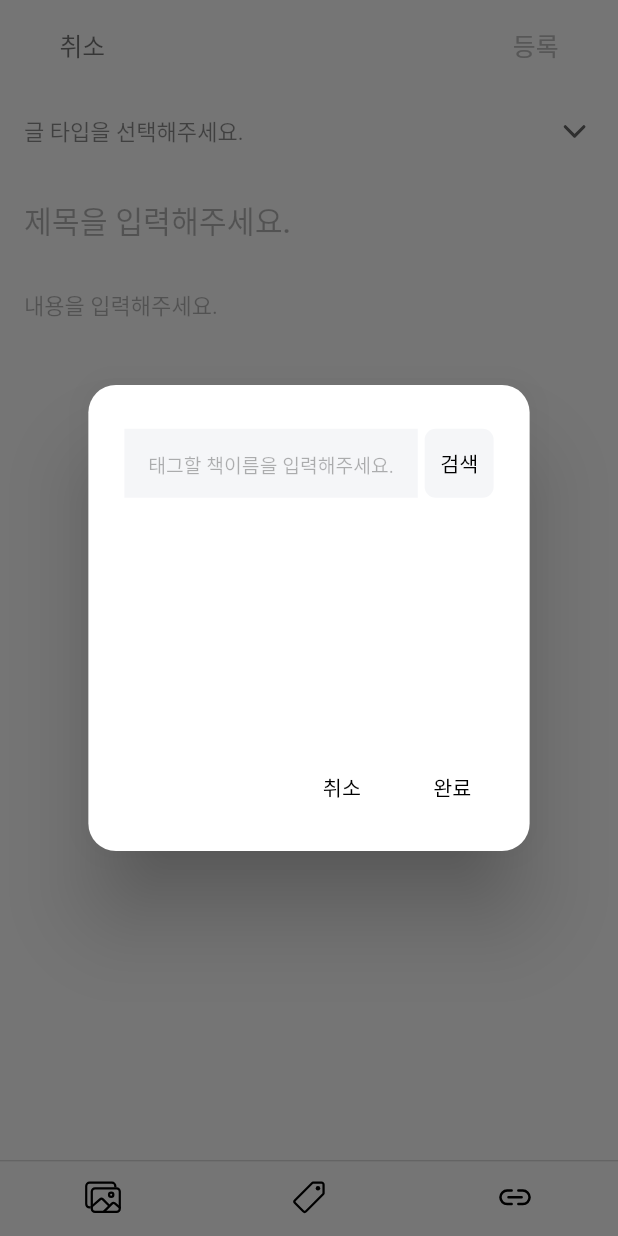
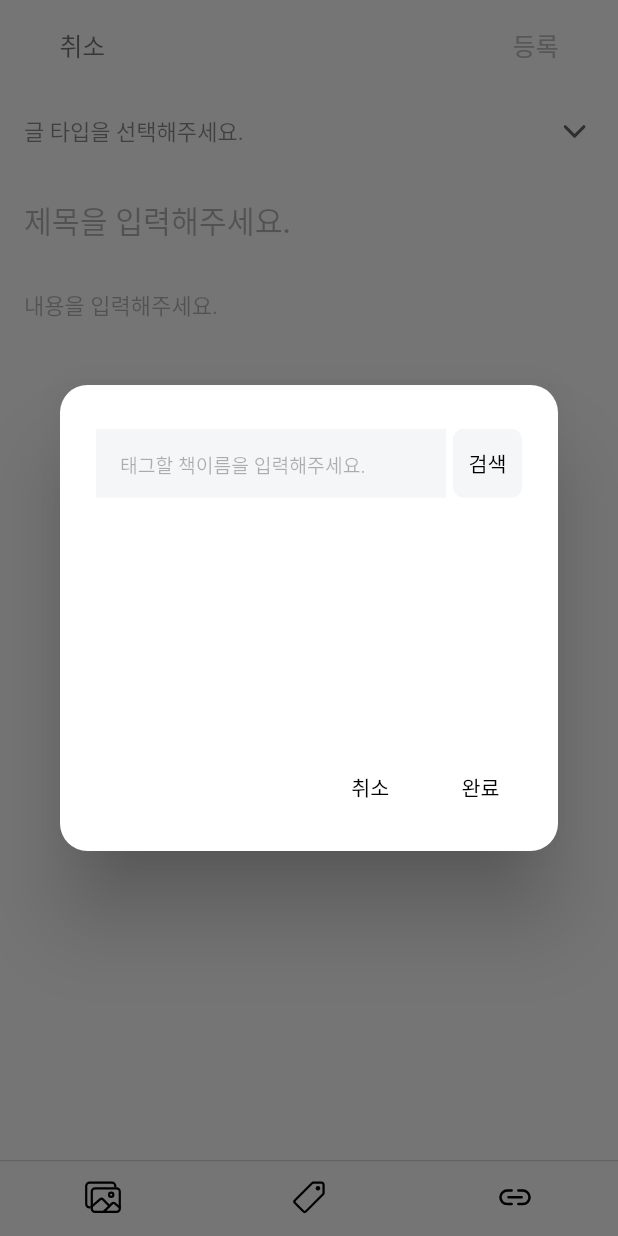
Before and after one commit to dahyungKwon/baby_book, a Flutter app: the CommunityAddScreen screen opened by its route, item 2 of the bottom bar chosen, on a phone screen of 412 x 824 dp. Run offline on Flutter 3.47's test engine with Material 2 defaults, Android fonts, the phone set to English and light mode, and no system bars; our stand-ins replace dio, extended_image, firebase_analytics, firebase_core, flutter_cache_manager, flutter_easyloading and 9 more; missing offline and left inert: appscheme, kakao_flutter_sdk_common, kakao_flutter_sdk_share, kakao_flutter_sdk_user; accounts and stored records are empty; network calls fail; statements that could not run were skipped; project files that could hold a hidden picture were left out.

Commit message:
[#123] 아이폰 커뮤니티 태그 생성 불가 에러 수정 https://stackoverflow.com/questions/60891838/flutter-listview-with-radio-not-showing-in-alertdialog

```diff
--- a/lib/app/view/dialog/error_dialog.dart
+++ b/lib/app/view/dialog/error_dialog.dart
@@ -1,5 +1,3 @@
-import 'package:baby_book/app/view/home/home_screen.dart';
-import 'package:baby_book/base/constant.dart';
 import 'package:baby_book/base/resizer/fetch_pixels.dart';
 import 'package:baby_book/base/widget_utils.dart';
 import 'package:flutter/material.dart';
--- a/lib/app/view/dialog/tag_dialog.dart
+++ b/lib/app/view/dialog/tag_dialog.dart
@@ -6,6 +6,7 @@ import 'package:baby_book/base/resizer/fetch_pixels.dart';
 import 'package:baby_book/base/widget_utils.dart';
 import 'package:flutter/material.dart';
 import 'package:get/get.dart';
+import 'package:sizer/sizer.dart';
 
 import '../../../base/color_data.dart';
 import '../../controller/CommunityAddController.dart';
@@ -79,7 +80,9 @@ class TagDialog extends GetView<CommunityTagAddController> {
         child: AlertDialog(
           shape: RoundedRectangleBorder(borderRadius: BorderRadius.circular(FetchPixels.getPixelHeight(20))),
           backgroundColor: backGroundColor,
-        content: Builder(
+          content: SizedBox(
+            width: 100.w,
+            child: Builder(
               builder: (context) {
                 return Obx(() => Column(
                       mainAxisAlignment: MainAxisAlignment.spaceBetween,
@@ -150,6 +153,6 @@ class TagDialog extends GetView<CommunityTagAddController> {
               },
             ),
           ),
-    );
+        ));
   }
 }
```
Also changed, not shown: lib/app/view/dialog/link_dialog.dart (+5 -2 lines). Lines whose indentation alone changed are shown as unchanged.
